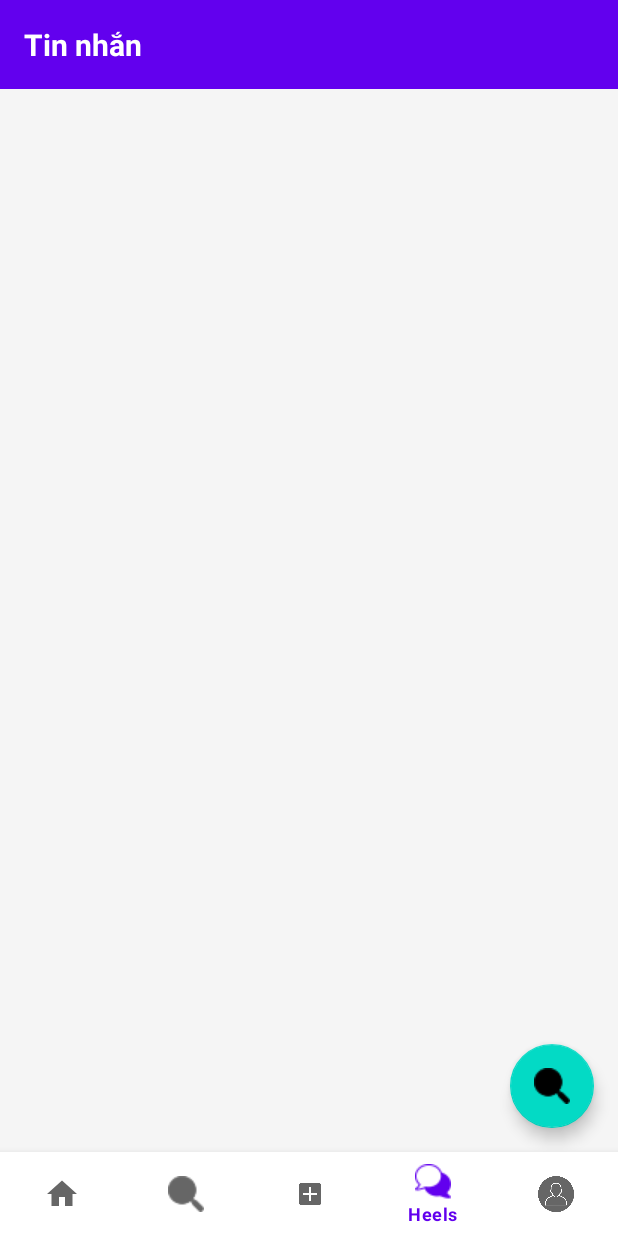
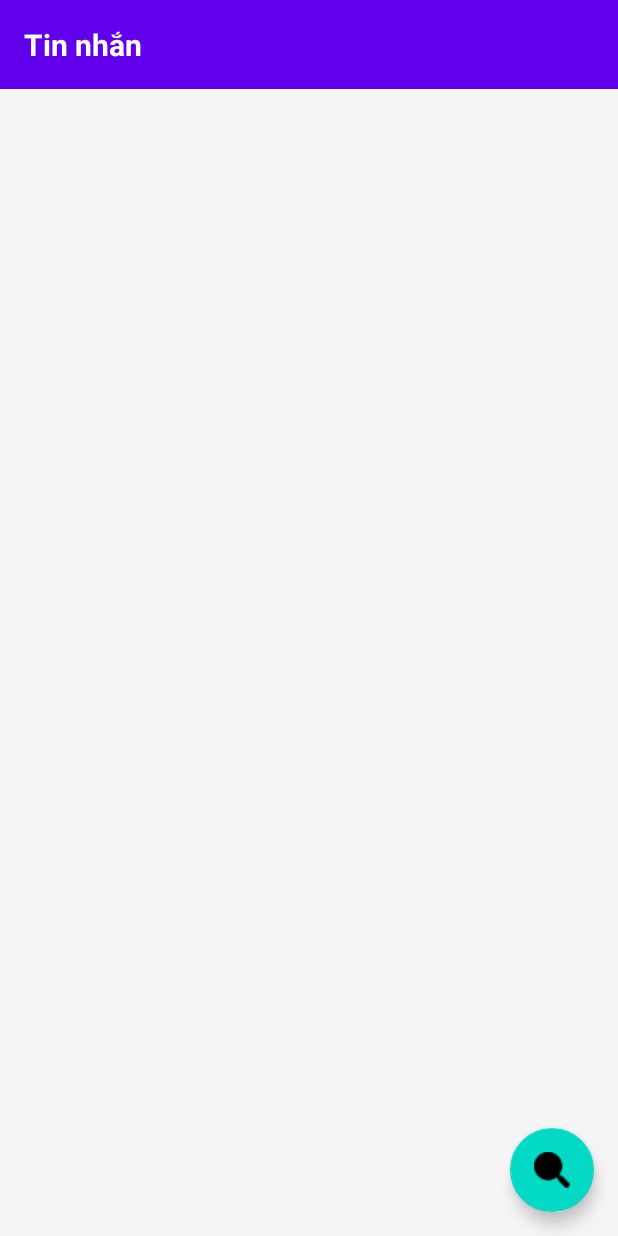
Before and after one commit to Helios12z/Social_Media_Kotlin_Mobile_App, an Android app: the ChatFragment screen opened through its navigation route, on a phone screen of 412 x 824 dp. Run offline under Robolectric (Android 15) with nearby library versions, the phone set to English and light mode, and no system bars; our stand-ins replace CircleImageView, Firebase (no records; nobody signed in at launch, a user with empty details on screens opened directly), navigation-ui; libraries missing offline, so code that uses them is left out: com.onesignal; pictures from the network do not load.

Commit message:
small updates

```diff
--- a/SocialMediaProject/app/src/main/java/com/example/socialmediaproject/activity/MainActivity.kt
+++ b/SocialMediaProject/app/src/main/java/com/example/socialmediaproject/activity/MainActivity.kt
@@ -106,12 +106,6 @@ class MainActivity : AppCompatActivity() {
                     }
                     true
                 }
-                R.id.navigation_chat->{
-                    if (!navController.popBackStack(R.id.navigation_chat, false)) {
-                        navController.navigate(R.id.navigation_chat)
-                    }
-                    true
-                }
                 else -> false
             }
         }
--- a/SocialMediaProject/app/src/main/java/com/example/socialmediaproject/ui/chat/ChatFragment.kt
+++ b/SocialMediaProject/app/src/main/java/com/example/socialmediaproject/ui/chat/ChatFragment.kt
@@ -14,6 +14,7 @@ import com.example.socialmediaproject.R
 import com.example.socialmediaproject.adapter.ChatUserAdapter
 import com.example.socialmediaproject.databinding.FragmentChatBinding
 import com.example.socialmediaproject.ui.chatdetail.ChatDetailFragment
+import com.google.android.material.bottomnavigation.BottomNavigationView
 import com.google.firebase.auth.FirebaseAuth
 
 class ChatFragment : Fragment() {
@@ -30,11 +31,17 @@ class ChatFragment : Fragment() {
     ): View {
         binding=FragmentChatBinding.inflate(inflater, container, false)
         viewModel=ViewModelProvider(requireActivity())[ChatViewModel::class.java]
+        val bottomnavbar=requireActivity().findViewById<BottomNavigationView>(R.id.nav_view)
+        bottomnavbar.animate().translationY(bottomnavbar.height.toFloat()).setDuration(200).start()
+        bottomnavbar.visibility=View.GONE
         return binding.root
     }
 
     override fun onViewCreated(view: View, savedInstanceState: Bundle?) {
         super.onViewCreated(view, savedInstanceState)
+        val bottomnavbar=requireActivity().findViewById<BottomNavigationView>(R.id.nav_view)
+        bottomnavbar.animate().translationY(bottomnavbar.height.toFloat()).setDuration(200).start()
+        bottomnavbar.visibility=View.GONE
         recyclerView=binding.recyclerViewFriends
         recyclerView.layoutManager= LinearLayoutManager(requireContext())
         viewModel.chatUsers.observe(viewLifecycleOwner) {
@@ -49,4 +56,18 @@ class ChatFragment : Fragment() {
         }
         viewModel.loadFriends(auth.currentUser?.uid ?: "")
     }
+
+    override fun onResume() {
+        super.onResume()
+        val bottomnavbar=requireActivity().findViewById<BottomNavigationView>(R.id.nav_view)
+        bottomnavbar.animate().translationY(bottomnavbar.height.toFloat()).setDuration(200).start()
+        bottomnavbar.visibility=View.GONE
+    }
+
+    override fun onDestroyView() {
+        super.onDestroyView()
+        val bottomnavbar=requireActivity().findViewById<BottomNavigationView>(R.id.nav_view)
+        bottomnavbar.animate().translationY(0f).setDuration(200).start()
+        bottomnavbar.visibility=View.VISIBLE
+    }
 }
--- a/SocialMediaProject/app/src/main/java/com/example/socialmediaproject/ui/home/HomeFragment.kt
+++ b/SocialMediaProject/app/src/main/java/com/example/socialmediaproject/ui/home/HomeFragment.kt
@@ -4,6 +4,7 @@ import android.os.Bundle
 import android.view.LayoutInflater
 import android.view.View
 import android.view.ViewGroup
+import android.widget.ImageView
 import android.widget.PopupMenu
 import android.widget.Toast
 import androidx.core.os.bundleOf
@@ -28,6 +29,7 @@ class HomeFragment : Fragment(), FeedAdapter.OnPostInteractionListener {
     private lateinit var feedAdapter: FeedAdapter
     private val postList = mutableListOf<PostViewModel>()
     private lateinit var homeviewmodel: HomeViewModel
+    private lateinit var chatbutton: ImageView
 
     override fun onCreateView(
         inflater: LayoutInflater,
@@ -36,6 +38,10 @@ class HomeFragment : Fragment(), FeedAdapter.OnPostInteractionListener {
     ): View? {
         val view = inflater.inflate(R.layout.fragment_home, container, false)
         homeviewmodel=ViewModelProvider(requireActivity())[HomeViewModel::class.java]
+        chatbutton=view.findViewById(R.id.button_chat)
+        chatbutton.setOnClickListener {
+            findNavController().navigate(R.id.action_homeFragment_to_chatFragment)
+        }
         initViews(view)
         setupRecyclerView()
         setupSwipeRefresh()
--- a/SocialMediaProject/app/src/main/res/menu/bottom_nav_menu.xml
+++ b/SocialMediaProject/app/src/main/res/menu/bottom_nav_menu.xml
@@ -9,21 +9,20 @@
     <item
         android:id="@+id/navigation_search"
         android:icon="@drawable/searchicon"
-        android:title="Search" />
+        android:title="Tìm kiếm" />
 
     <item
         android:id="@+id/navigation_plus"
         android:icon="@drawable/plus"
-        android:title="Post" />
+        android:title="Đăng" />
 
     <item
-        android:id="@+id/navigation_chat"
-        android:icon="@drawable/chatbutton"
-        android:title="Heels" />
+        android:id="@+id/navigation_notification"
+        android:icon="@drawable/notificationicon"
+        android:title="Thông báo" />
 
     <item
         android:id="@+id/navigation_account"
         android:icon="@drawable/avataricon"
-        android:title="Account" />
-
+        android:title="Tài khoản" />
 </menu>
--- a/SocialMediaProject/app/src/main/res/navigation/mobile_navigation.xml
+++ b/SocialMediaProject/app/src/main/res/navigation/mobile_navigation.xml
@@ -12,6 +12,8 @@
         tools:layout="@layout/fragment_home">
         <action android:id="@+id/action_homeFragment_to_mainPageFragment"
                 app:destination="@id/navigation_mainpage"/>
+        <action android:id="@+id/action_homeFragment_to_chatFragment"
+            app:destination="@+id/navigation_chat"/>
     </fragment>
 
     <fragment android:id="@+id/navigation_plus"
```
Also changed, not shown: SocialMediaProject/app/src/main/java/com/example/socialmediaproject/ui/chatdetail/ChatDetailFragment.kt (+21 -0 lines), SocialMediaProject/app/src/main/res/layout/fragment_home.xml (+7 -0 lines), SocialMediaProject/app/src/main/res/drawable/notificationicon.png (added).
